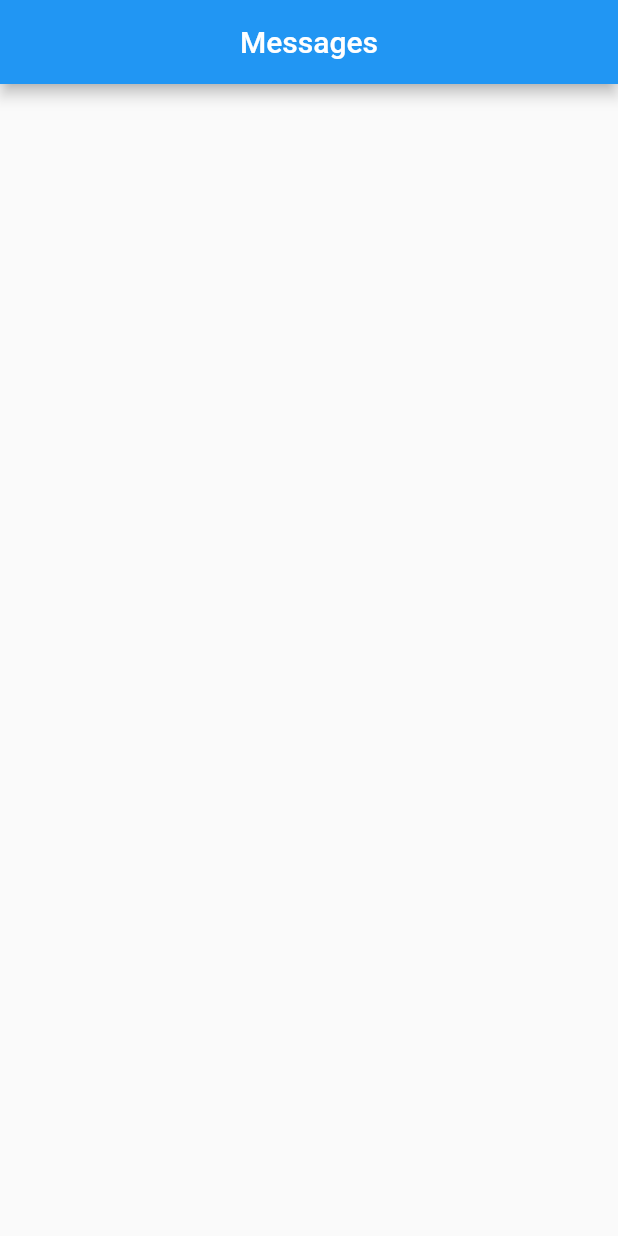
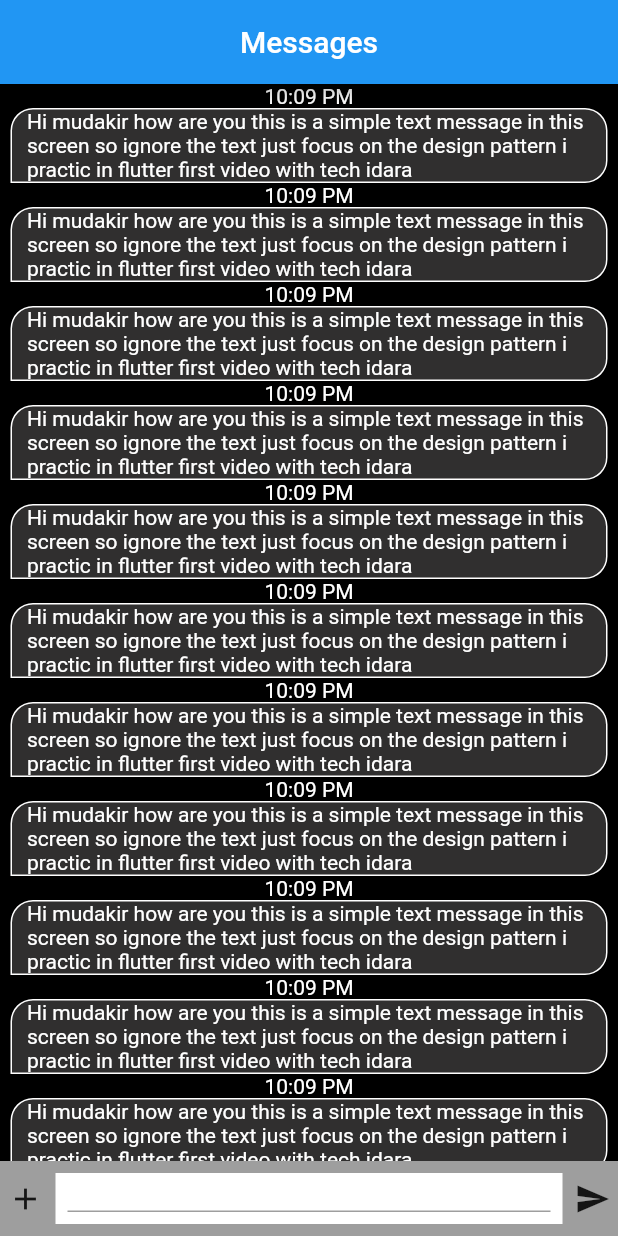
Before and after one commit to mudakkirafridi/My_Flutter_Journey, a Flutter app: the screen it shows after launch, on a phone screen of 412 x 824 dp. Run offline on Flutter 3.47's test engine with Material 2 defaults, Android fonts, the phone set to English and light mode, and no system bars.

Commit message:
flex layout practice check messages UI

```diff
--- a/lib/main.dart
+++ b/lib/main.dart
@@ -1,5 +1,5 @@
 import 'package:flutter/material.dart';
-import 'package:flutter_full_course/screens/home-screen.dart';
+import 'package:flutter_full_course/screens/home_screen.dart';
 
 void main() {
   runApp(const MyApp());
@@ -11,6 +11,7 @@ class MyApp extends StatelessWidget {
   @override
   Widget build(BuildContext context) {
     return const MaterialApp(
+      debugShowCheckedModeBanner: false,
       home: HomeScreen(),
     );
   }
--- a/lib/screens/home-screen.dart
+++ /dev/null
@@ -1,30 +0,0 @@
-import 'package:flutter/material.dart';
-
-class HomeScreen extends StatefulWidget {
-  const HomeScreen({super.key});
-
-  @override
-  State<HomeScreen> createState() => _MyWidgetState();
-}
-
-class _MyWidgetState extends State<HomeScreen> {
-  @override
-  Widget build(BuildContext context) {
-    return Scaffold(
-      appBar: AppBar(
-        title: const Text('Messages'),
-        centerTitle: true,
-      ),
-      body: Column(
-        children: [
-          Expanded(
-              child: SingleChildScrollView(
-            child: Column(
-              children: [],
-            ),
-          ))
-        ],
-      ),
-    );
-  }
-}
--- /dev/null
+++ b/lib/screens/home_screen.dart
@@ -0,0 +1,79 @@
+import 'package:flutter/material.dart';
+import 'package:flutter_full_course/widgets/message-cont.dart';
+
+class HomeScreen extends StatefulWidget {
+  const HomeScreen({super.key});
+
+  @override
+  State<HomeScreen> createState() => _MyWidgetState();
+}
+
+class _MyWidgetState extends State<HomeScreen> {
+  @override
+  Widget build(BuildContext context) {
+    return Scaffold(
+      appBar: AppBar(
+        title: const Text('Messages'),
+        centerTitle: true,
+      ),
+      body: Column(
+        children: [
+          Expanded(
+            child: Container(
+              color: Colors.black,
+              child: const SingleChildScrollView(
+                child: Padding(
+                  padding: EdgeInsets.symmetric(horizontal: 7),
+                  child: Column(
+                    children: [
+                      messageBox(),
+                      messageBox(),
+                      messageBox(),
+                      messageBox(),
+                      messageBox(),
+                      messageBox(),
+                      messageBox(),
+                      messageBox(),
+                      messageBox(),
+                      messageBox(),
+                      messageBox(),
+                      messageBox(),
+                    ],
+                  ),
+                ),
+              ),
+            ),
+          ),
+          Container(
+            height: 50,
+            color: Colors.grey,
+            child: Row(
+              children: [
+                const SizedBox(
+                  width: 5,
+                ),
+                const Icon(Icons.add),
+                Expanded(
+                    child: Padding(
+                  padding:
+                      const EdgeInsets.symmetric(vertical: 8, horizontal: 8),
+                  child: Container(
+                      color: Colors.white,
+                      child: Padding(
+                        padding: const EdgeInsets.symmetric(
+                            horizontal: 8, vertical: 8),
+                        child: TextFormField(),
+                      )),
+                )),
+                const Icon(Icons.send),
+                const SizedBox(
+                  width: 5,
+                )
+              ],
+            ),
+          )
+        ],
+      ),
+    );
+  }
+}
--- /dev/null
+++ b/lib/widgets/message-cont.dart
@@ -0,0 +1,36 @@
+import 'package:flutter/material.dart';
+
+class messageBox extends StatelessWidget {
+  const messageBox({super.key});
+
+  @override
+  Widget build(BuildContext context) {
+    return Container(
+      child: Column(
+        children: [
+          const Text(
+            '10:09 PM',
+            textAlign: TextAlign.center,
+            style: TextStyle(color: Colors.white),
+          ),
+          Container(
+            decoration: BoxDecoration(
+                color: const Color.fromARGB(221, 55, 54, 54),
+                border: Border.all(color: Colors.white),
+                borderRadius: const BorderRadius.only(
+                    topLeft: Radius.circular(15),
+                    topRight: Radius.circular(15),
+                    bottomRight: Radius.circular(15))),
+            child: const Padding(
+              padding: EdgeInsets.symmetric(horizontal: 10),
+              child: Text(
+                'Hi mudakir how are you this is a simple text message in this screen so ignore the text just focus on the design pattern i practic in flutter first video with tech idara',
+                style: TextStyle(color: Colors.white),
+              ),
+            ),
+          )
+        ],
+      ),
+    );
+  }
+}
```
